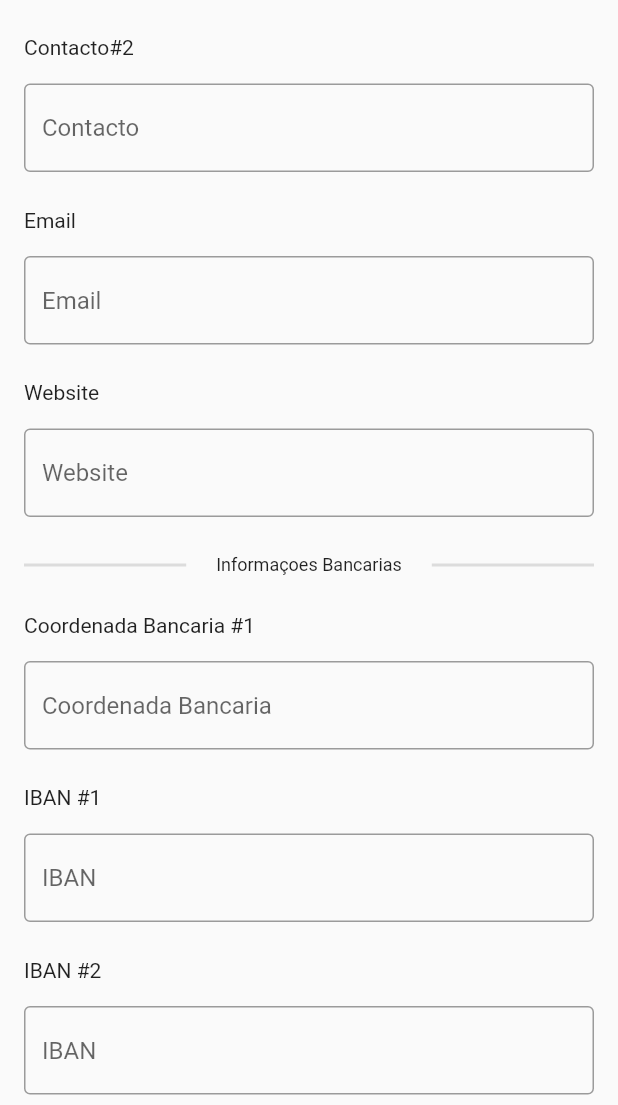
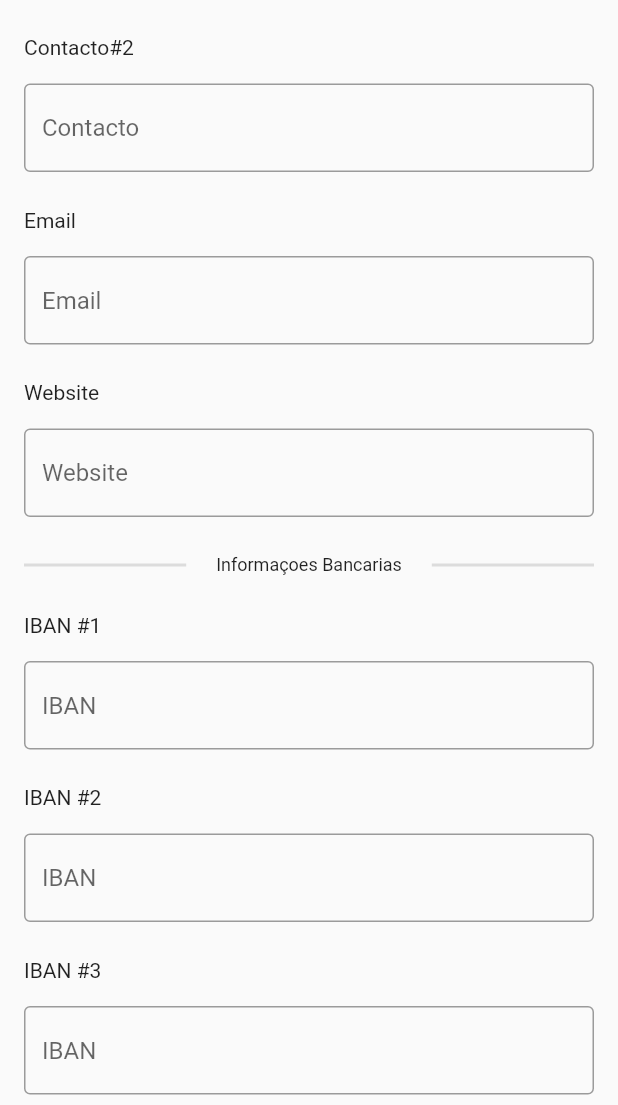
Before and after one commit to Joao-Neto-DH/Sistema-de-gestao-comercial-e-faturacao, a Flutter app: the MainScreen screen opened directly, scrolled down 576 dp, on a phone screen of 412 x 824 dp, the part 131-1236 px from its top. Run offline on Flutter 3.47's test engine with Material 2 defaults, Android fonts, the phone set to English and light mode, and no system bars; our stand-ins replace image_picker.

Commit message:
Removendo coordenada bancaria de EmpresaScreen

```diff
--- a/lib/screens/empresa/empresa_screen.dart
+++ b/lib/screens/empresa/empresa_screen.dart
@@ -97,15 +97,6 @@
           const HorizontalDividerWithLabel(label: "Informaçoes Bancarias"),
           spaceFields,
           const Text(
-            "Coordenada Bancaria #1",
-          ),
-          spaceLabelField,
-          TextFormField(
-            decoration: const InputDecoration(
-                hintText: "Coordenada Bancaria", border: OutlineInputBorder()),
-          ),
-          spaceFields,
-          const Text(
             "IBAN #1",
           ),
           spaceLabelField,
```
